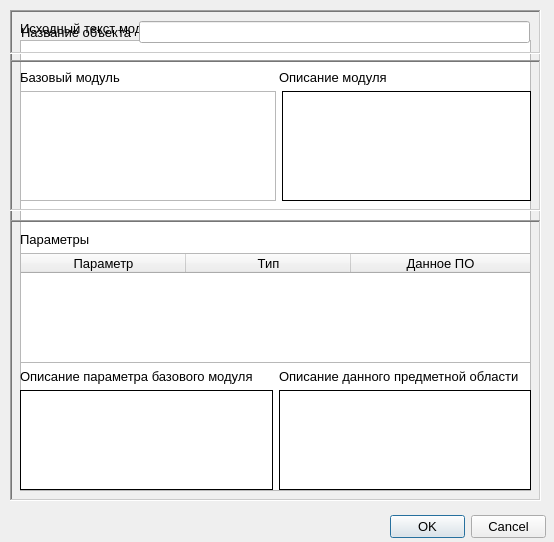
The window that RC/qpredicateeditor.ui (graf-abolmasov/PGraph) describes before a commit, drawn with Qt 5.
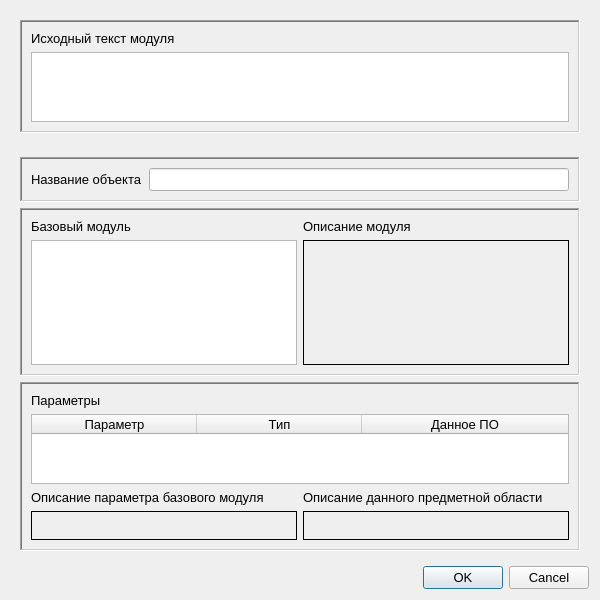
The same window after the commit. Icons and pictures are not drawn.

Commit message:
! Важное изменение алгоритма создания актора на основе базового модуля. ! Изменена структура БД: добавлено поле nev в таблицу databaz. Добавлены скрипты автоматического заполнения БД. ! Отредактированы все формы с использованием layouts везде, где необходимо.
* Исправлена ошибка при создании редактора массива.

What changed in the file:
```diff
--- a/RC/qpredicateeditor.ui
+++ b/RC/qpredicateeditor.ui
@@ -9,20 +9,20 @@
    <rect>
     <x>0</x>
     <y>0</y>
-    <width>554</width>
-    <height>542</height>
+    <width>600</width>
+    <height>600</height>
    </rect>
   </property>
   <property name="minimumSize">
    <size>
-    <width>554</width>
-    <height>542</height>
+    <width>400</width>
+    <height>400</height>
    </size>
   </property>
   <property name="maximumSize">
    <size>
-    <width>554</width>
-    <height>542</height>
+    <width>800</width>
+    <height>800</height>
    </size>
   </property>
   <property name="font">
@@ -40,40 +40,12 @@
   <property name="modal">
    <bool>true</bool>
   </property>
-  <widget class="QDialogButtonBox" name="buttonBox">
-   <property name="geometry">
-    <rect>
-     <x>390</x>
-     <y>515</y>
-     <width>156</width>
-     <height>23</height>
-    </rect>
-   </property>
-   <property name="orientation">
-    <enum>Qt::Horizontal</enum>
-   </property>
-   <property name="standardButtons">
-    <set>QDialogButtonBox::Cancel|QDialogButtonBox::Ok</set>
-   </property>
-  </widget>
+  <layout class="QVBoxLayout" name="verticalLayout_5">
+   <item>
   <widget class="QWidget" name="inlineWidget" native="true">
-   <property name="geometry">
-    <rect>
-     <x>0</x>
-     <y>0</y>
-     <width>554</width>
-     <height>510</height>
-    </rect>
-   </property>
+     <layout class="QHBoxLayout" name="horizontalLayout_7">
+      <item>
    <widget class="QFrame" name="frame_4">
-    <property name="geometry">
-     <rect>
-      <x>10</x>
-      <y>10</y>
-      <width>531</width>
-      <height>491</height>
-     </rect>
-    </property>
     <property name="frameShape">
      <enum>QFrame::WinPanel</enum>
     </property>
@@ -86,48 +58,33 @@
     <property name="midLineWidth">
      <number>1</number>
     </property>
+        <layout class="QVBoxLayout" name="verticalLayout_6">
+         <item>
     <widget class="QLabel" name="inlineModuleTxtLbl">
-     <property name="geometry">
-      <rect>
-       <x>10</x>
-       <y>10</y>
-       <width>138</width>
-       <height>16</height>
-      </rect>
-     </property>
      <property name="text">
       <string>Исходный текст модуля</string>
      </property>
     </widget>
-    <widget class="QPlainTextEdit" name="inlineModuleTxtEdt">
-     <property name="geometry">
-      <rect>
-       <x>10</x>
-       <y>30</y>
-       <width>511</width>
-       <height>451</height>
-      </rect>
-     </property>
-    </widget>
-   </widget>
-  </widget>
+         </item>
+         <item>
+          <widget class="QPlainTextEdit" name="inlineModuleTxtEdt"/>
+         </item>
+        </layout>
+       </widget>
+      </item>
+     </layout>
+    </widget>
+   </item>
+   <item>
   <widget class="QWidget" name="normalWidget" native="true">
-   <property name="geometry">
-    <rect>
-     <x>0</x>
-     <y>0</y>
-     <width>554</width>
-     <height>510</height>
-    </rect>
-   </property>
-   <widget class="QFrame" name="frame_2">
-    <property name="geometry">
-     <rect>
-      <x>10</x>
-      <y>220</y>
-      <width>531</width>
-      <height>281</height>
-     </rect>
+     <layout class="QGridLayout" name="gridLayout_2">
+      <item row="0" column="0">
+       <widget class="QFrame" name="frame_6">
+        <property name="sizePolicy">
+         <sizepolicy hsizetype="Preferred" vsizetype="Fixed">
+          <horstretch>0</horstretch>
+          <verstretch>0</verstretch>
+         </sizepolicy>
     </property>
     <property name="frameShape">
      <enum>QFrame::WinPanel</enum>
@@ -141,152 +98,44 @@
     <property name="midLineWidth">
      <number>1</number>
     </property>
-    <widget class="QWidget" name="layoutWidget">
-     <property name="geometry">
-      <rect>
-       <x>10</x>
-       <y>149</y>
-       <width>511</width>
-       <height>121</height>
-      </rect>
-     </property>
-     <layout class="QVBoxLayout" name="verticalLayout_2">
+        <layout class="QHBoxLayout" name="horizontalLayout_5">
       <item>
-       <layout class="QHBoxLayout" name="horizontalLayout_3">
-        <item>
-         <widget class="QLabel" name="descriptionBMLbl">
-          <property name="text">
-           <string>Описание параметра базового модуля</string>
-          </property>
-         </widget>
-        </item>
-        <item>
-         <widget class="QLabel" name="descriptionPOLbl">
-          <property name="text">
-           <string>Описание данного предметной области</string>
-          </property>
-         </widget>
-        </item>
-       </layout>
-      </item>
-      <item>
-       <layout class="QHBoxLayout" name="horizontalLayout_4">
-        <item>
-         <widget class="QLabel" name="descriptionBMLbl_2">
-          <property name="sizePolicy">
-           <sizepolicy hsizetype="MinimumExpanding" vsizetype="MinimumExpanding">
-            <horstretch>0</horstretch>
-            <verstretch>0</verstretch>
-           </sizepolicy>
-          </property>
+          <widget class="QLabel" name="predicateNameLbl">
+           <property name="font">
+            <font>
+             <pointsize>10</pointsize>
+            </font>
+           </property>
           <property name="frameShape">
-           <enum>QFrame::Box</enum>
-          </property>
-          <property name="frameShadow">
-           <enum>QFrame::Plain</enum>
-          </property>
+            <enum>QFrame::NoFrame</enum>
+           </property>
           <property name="text">
-           <string/>
-          </property>
-          <property name="textFormat">
-           <enum>Qt::PlainText</enum>
-          </property>
-          <property name="alignment">
-           <set>Qt::AlignLeading|Qt::AlignLeft|Qt::AlignTop</set>
-          </property>
-          <property name="wordWrap">
-           <bool>true</bool>
-          </property>
+            <string>Название объекта</string>
+           </property>
          </widget>
         </item>
         <item>
-         <widget class="QLabel" name="descriptionPOLbl_2">
-          <property name="sizePolicy">
-           <sizepolicy hsizetype="MinimumExpanding" vsizetype="MinimumExpanding">
-            <horstretch>0</horstretch>
-            <verstretch>0</verstretch>
-           </sizepolicy>
-          </property>
-          <property name="frameShape">
-           <enum>QFrame::Box</enum>
-          </property>
-          <property name="text">
-           <string/>
-          </property>
-          <property name="textFormat">
-           <enum>Qt::PlainText</enum>
-          </property>
-          <property name="alignment">
-           <set>Qt::AlignLeading|Qt::AlignLeft|Qt::AlignTop</set>
-          </property>
+          <widget class="QLineEdit" name="predicateNameEdt">
+           <property name="font">
+            <font>
+             <pointsize>10</pointsize>
+            </font>
+           </property>
+           <property name="maxLength">
+            <number>255</number>
+           </property>
          </widget>
         </item>
        </layout>
-      </item>
-     </layout>
-    </widget>
-    <widget class="QWidget" name="layoutWidget_3">
-     <property name="geometry">
-      <rect>
-       <x>10</x>
-       <y>12</y>
-       <width>511</width>
-       <height>131</height>
-      </rect>
-     </property>
-     <layout class="QVBoxLayout" name="verticalLayout_3">
-      <item>
-       <widget class="QLabel" name="paramsNormalLbl">
-        <property name="text">
-         <string>Параметры</string>
-        </property>
-       </widget>
+       </widget>
       </item>
-      <item>
-       <widget class="QTableWidget" name="paramsNormalTable">
-        <attribute name="horizontalHeaderCascadingSectionResizes">
-         <bool>true</bool>
-        </attribute>
-        <attribute name="horizontalHeaderDefaultSectionSize">
-         <number>165</number>
-        </attribute>
-        <attribute name="horizontalHeaderMinimumSectionSize">
-         <number>165</number>
-        </attribute>
-        <attribute name="horizontalHeaderStretchLastSection">
-         <bool>true</bool>
-        </attribute>
-        <attribute name="verticalHeaderDefaultSectionSize">
-         <number>22</number>
-        </attribute>
-        <column>
-         <property name="text">
-          <string>Параметр</string>
-         </property>
-        </column>
-        <column>
-         <property name="text">
-          <string>Тип</string>
-         </property>
-        </column>
-        <column>
-         <property name="text">
-          <string>Данное ПО</string>
-         </property>
-        </column>
-       </widget>
-      </item>
-     </layout>
-    </widget>
-   </widget>
+      <item row="1" column="0">
    <widget class="QFrame" name="frame">
-    <property name="geometry">
-     <rect>
-      <x>10</x>
-      <y>60</y>
-      <width>531</width>
-      <height>151</height>
-     </rect>
+        <property name="sizePolicy">
+         <sizepolicy hsizetype="Preferred" vsizetype="MinimumExpanding">
+          <horstretch>0</horstretch>
+          <verstretch>0</verstretch>
+         </sizepolicy>
     </property>
     <property name="frameShape">
      <enum>QFrame::WinPanel</enum>
@@ -300,15 +149,8 @@
     <property name="midLineWidth">
      <number>1</number>
     </property>
-    <widget class="QWidget" name="layoutWidget_4">
-     <property name="geometry">
-      <rect>
-       <x>10</x>
-       <y>10</y>
-       <width>511</width>
-       <height>131</height>
-      </rect>
-     </property>
+        <layout class="QHBoxLayout" name="horizontalLayout_6">
+         <item>
      <layout class="QVBoxLayout" name="verticalLayout">
       <item>
        <layout class="QHBoxLayout" name="horizontalLayout_2">
@@ -370,16 +212,17 @@
        </layout>
       </item>
      </layout>
-    </widget>
-   </widget>
-   <widget class="QFrame" name="frame_6">
-    <property name="geometry">
-     <rect>
-      <x>10</x>
-      <y>10</y>
-      <width>531</width>
-      <height>44</height>
-     </rect>
+         </item>
+        </layout>
+       </widget>
+      </item>
+      <item row="2" column="0">
+       <widget class="QFrame" name="frame_2">
+        <property name="sizePolicy">
+         <sizepolicy hsizetype="Preferred" vsizetype="MinimumExpanding">
+          <horstretch>0</horstretch>
+          <verstretch>0</verstretch>
+         </sizepolicy>
     </property>
     <property name="frameShape">
      <enum>QFrame::WinPanel</enum>
@@ -393,37 +236,145 @@
     <property name="midLineWidth">
      <number>1</number>
     </property>
-    <layout class="QHBoxLayout" name="horizontalLayout_5">
+        <layout class="QGridLayout" name="gridLayout" rowstretch="50,50">
+         <item row="0" column="0">
+          <layout class="QVBoxLayout" name="verticalLayout_3">
      <item>
-      <widget class="QLabel" name="predicateNameLbl">
-       <property name="font">
-        <font>
-         <pointsize>10</pointsize>
-        </font>
-       </property>
+            <widget class="QLabel" name="paramsNormalLbl">
+             <property name="text">
+              <string>Параметры</string>
+             </property>
+            </widget>
+           </item>
+           <item>
+            <widget class="QTableWidget" name="paramsNormalTable">
+             <attribute name="horizontalHeaderCascadingSectionResizes">
+              <bool>true</bool>
+             </attribute>
+             <attribute name="horizontalHeaderDefaultSectionSize">
+              <number>165</number>
+             </attribute>
+             <attribute name="horizontalHeaderMinimumSectionSize">
+              <number>165</number>
+             </attribute>
+             <attribute name="horizontalHeaderStretchLastSection">
+              <bool>true</bool>
+             </attribute>
+             <attribute name="verticalHeaderDefaultSectionSize">
+              <number>22</number>
+             </attribute>
+             <column>
+              <property name="text">
+               <string>Параметр</string>
+              </property>
+             </column>
+             <column>
+              <property name="text">
+               <string>Тип</string>
+              </property>
+             </column>
+             <column>
+              <property name="text">
+               <string>Данное ПО</string>
+              </property>
+             </column>
+            </widget>
+           </item>
+          </layout>
+         </item>
+         <item row="1" column="0">
+          <layout class="QVBoxLayout" name="verticalLayout_2">
+           <item>
+            <layout class="QHBoxLayout" name="horizontalLayout_3">
+             <item>
+              <widget class="QLabel" name="descriptionBMLbl">
+               <property name="text">
+                <string>Описание параметра базового модуля</string>
+               </property>
+              </widget>
+             </item>
+             <item>
+              <widget class="QLabel" name="descriptionPOLbl">
+               <property name="text">
+                <string>Описание данного предметной области</string>
+               </property>
+              </widget>
+             </item>
+            </layout>
+           </item>
+           <item>
+            <layout class="QHBoxLayout" name="horizontalLayout_4">
+             <item>
+              <widget class="QLabel" name="descriptionBMLbl_2">
+               <property name="sizePolicy">
+                <sizepolicy hsizetype="MinimumExpanding" vsizetype="MinimumExpanding">
+                 <horstretch>0</horstretch>
+                 <verstretch>0</verstretch>
+                </sizepolicy>
+               </property>
        <property name="frameShape">
-        <enum>QFrame::NoFrame</enum>
-       </property>
+                <enum>QFrame::Box</enum>
+               </property>
+               <property name="frameShadow">
+                <enum>QFrame::Plain</enum>
+               </property>
        <property name="text">
-        <string>Название объекта</string>
-       </property>
+                <string/>
+               </property>
+               <property name="textFormat">
+                <enum>Qt::PlainText</enum>
+               </property>
+               <property name="alignment">
+                <set>Qt::AlignLeading|Qt::AlignLeft|Qt::AlignTop</set>
+               </property>
+               <property name="wordWrap">
+                <bool>true</bool>
+               </property>
       </widget>
      </item>
      <item>
-      <widget class="QLineEdit" name="predicateNameEdt">
-       <property name="font">
-        <font>
-         <pointsize>10</pointsize>
-        </font>
-       </property>
-       <property name="maxLength">
-        <number>255</number>
-       </property>
+              <widget class="QLabel" name="descriptionPOLbl_2">
+               <property name="sizePolicy">
+                <sizepolicy hsizetype="MinimumExpanding" vsizetype="MinimumExpanding">
+                 <horstretch>0</horstretch>
+                 <verstretch>0</verstretch>
+                </sizepolicy>
+               </property>
+               <property name="frameShape">
+                <enum>QFrame::Box</enum>
+               </property>
+               <property name="text">
+                <string/>
+               </property>
+               <property name="textFormat">
+                <enum>Qt::PlainText</enum>
+               </property>
+               <property name="alignment">
+                <set>Qt::AlignLeading|Qt::AlignLeft|Qt::AlignTop</set>
+               </property>
       </widget>
      </item>
     </layout>
-   </widget>
-  </widget>
+           </item>
+          </layout>
+         </item>
+        </layout>
+       </widget>
+      </item>
+     </layout>
+    </widget>
+   </item>
+   <item>
+    <widget class="QDialogButtonBox" name="buttonBox">
+     <property name="orientation">
+      <enum>Qt::Horizontal</enum>
+     </property>
+     <property name="standardButtons">
+      <set>QDialogButtonBox::Cancel|QDialogButtonBox::Ok</set>
+     </property>
+    </widget>
+   </item>
+  </layout>
  </widget>
  <resources>
   <include location="resources.qrc"/>
```
Lines whose indentation alone changed are shown as unchanged. The commit also changes 21 other files.
